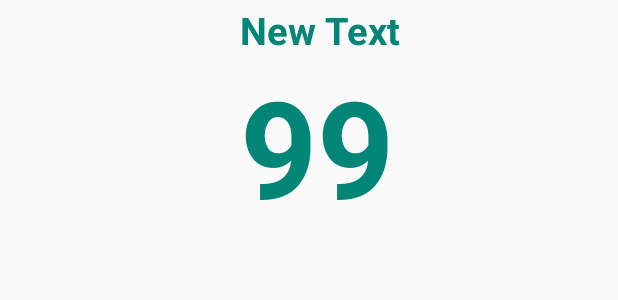
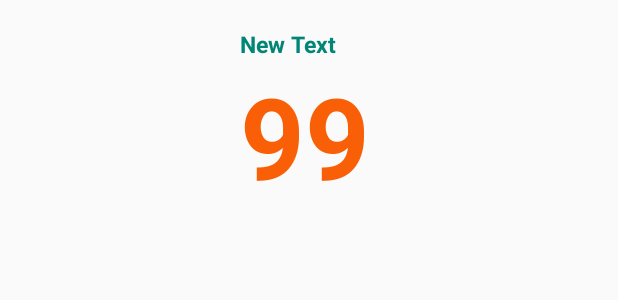
Before and after one commit to nsyxkiller/BAACRestaurant, an Android app: the layout food_listview.xml on its own in the app's theme, with its tools: preview values and no code run, on a phone screen of 412 x 824 dp. Shown: the top 300 px of the screen. Run offline under Robolectric (Android 15) with nearby library versions, the phone set to English and light mode, and no system bars.

Commit message:
finish day3

```diff
--- a/app/src/main/AndroidManifest.xml
+++ b/app/src/main/AndroidManifest.xml
@@ -11,7 +11,7 @@
         android:supportsRtl="true"
         android:theme="@style/AppTheme" >
         <activity
-            android:name=".MainActivity"
+            android:name=".SpaceScreen"
             android:screenOrientation="portrait" >
             <intent-filter>
                 <action android:name="android.intent.action.MAIN" />
@@ -21,6 +21,8 @@
         </activity>
         <activity android:name=".OrderActivity" >
         </activity>
+        <activity android:name=".MainActivity" >
+        </activity>
     </application>
 
 </manifest>
--- /dev/null
+++ b/app/src/main/res/anim/monkey.xml
@@ -0,0 +1,42 @@
+<?xml version="1.0" encoding="utf-8"?>
+<animation-list xmlns:android="http://schemas.android.com/apk/res/android"
+    id = "selected"
+    android:oneshot="false">
+
+    <item
+        android:drawable="@drawable/monkey_flying1"
+        android:duration="100" />
+    <item
+        android:drawable="@drawable/monkey_flying2"
+        android:duration="100" />
+    <item
+        android:drawable="@drawable/monkey_flying3"
+        android:duration="100" />
+    <item
+        android:drawable="@drawable/monkey_flying4"
+        android:duration="100" />
+    <item
+        android:drawable="@drawable/monkey_flying5"
+        android:duration="100" />
+    <item
+        android:drawable="@drawable/monkey_flying6"
+        android:duration="100" />
+    <item
+        android:drawable="@drawable/monkey_flying7"
+        android:duration="100" />
+    <item
+        android:drawable="@drawable/monkey_flying8"
+        android:duration="100" />
+    <item
+        android:drawable="@drawable/monkey_flying9"
+        android:duration="100" />
+    <item
+        android:drawable="@drawable/monkey_flying10"
+        android:duration="100" />
+    <item
+        android:drawable="@drawable/monkey_flying11"
+        android:duration="100" />
+    <item
+        android:drawable="@drawable/monkey_flying12"
+        android:duration="100" />
+</animation-list>
--- a/app/src/main/res/layout/food_listview.xml
+++ b/app/src/main/res/layout/food_listview.xml
@@ -29,8 +29,8 @@
             android:layout_height="wrap_content"
             android:text="99"
             android:id="@+id/txtShowPrice"
-            android:textSize="90sp"
+            android:textSize="75sp"
             android:textStyle="bold"
-            android:textColor="@color/accent_material_light" />
+            android:textColor="#f95f06" />
     </LinearLayout>
 </LinearLayout>
--- a/app/src/main/res/values/dimens.xml
+++ b/app/src/main/res/values/dimens.xml
@@ -4,6 +4,6 @@
     <dimen name="activity_vertical_margin">16dp</dimen>
     <dimen name="h1">35sp</dimen>
     <dimen name="logo">200dp</dimen>
-    <dimen name="h2">25sp</dimen>
+    <dimen name="h2">15sp</dimen>
     <dimen name="icon">120dp</dimen>
 </resources>
```
Also changed, not shown: app/src/main/java/com/nick/baac/baacrestaurant/OrderActivity.java (+86 -1 lines), app/src/main/java/com/nick/baac/baacrestaurant/SpaceScreen.java (added, +46 -0 lines), app/src/main/res/layout/activity_space_screen.xml (added, +16 -0 lines), app/src/main/res/drawable/monkey_flying1.png (added), app/src/main/res/drawable/monkey_flying10.png (added), app/src/main/res/drawable/monkey_flying11.png (added), app/src/main/res/drawable/monkey_flying12.png (added), app/src/main/res/drawable/monkey_flying2.png (added), app/src/main/res/drawable/monkey_flying3.png (added), app/src/main/res/drawable/monkey_flying4.png (added), app/src/main/res/drawable/monkey_flying5.png (added), app/src/main/res/drawable/monkey_flying6.png (added), app/src/main/res/drawable/monkey_flying7.png (added), app/src/main/res/drawable/monkey_flying8.png (added), 1 more files, 1 other file.
